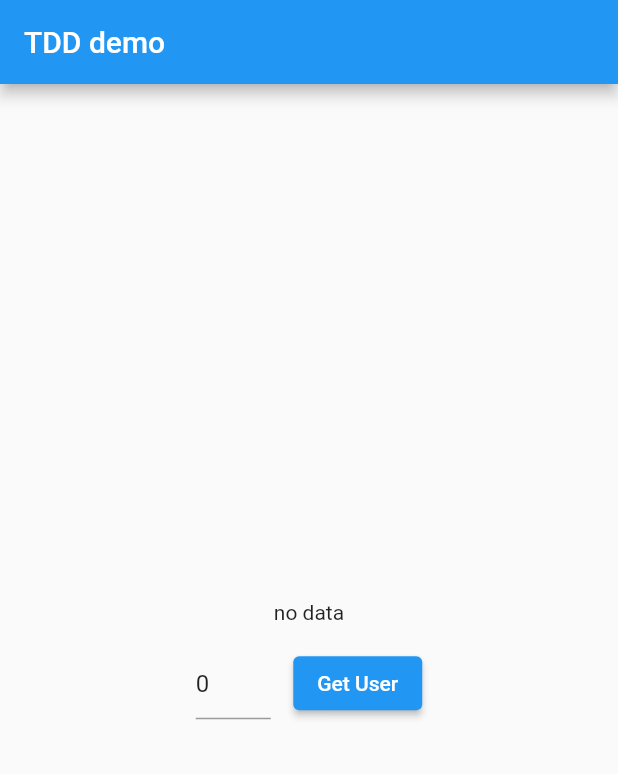
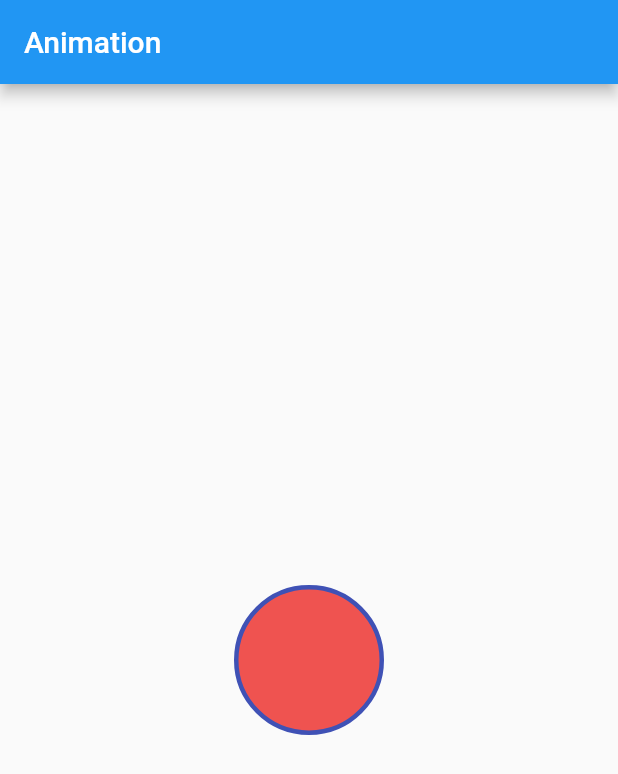
Before and after one commit to Zhorenty/articles, a Flutter app: the screen it shows after launch, on a phone screen of 412 x 824 dp. Shown: the top 774 px of the screen. Run offline on Flutter 3.47's test engine with Material 2 defaults, Android fonts, the phone set to English and light mode, and no system bars.

Commit message:
phased_animation

```diff
--- a/lib/api/user_local.dart
+++ /dev/null
@@ -1,9 +0,0 @@
-import 'package:new_udemy_course/models/user.dart';
-import '../repo_interface/i_user_repo.dart';
-
-class LocalUserRepository implements IUserRepository {
-  @override
-  Future<User?> getUser(int id) async {
-    return User(id: id);
-  }
-}
--- a/lib/api/user_remote.dart
+++ /dev/null
@@ -1,31 +0,0 @@
-import 'package:dio/dio.dart';
-import 'package:new_udemy_course/models/user.dart';
-import 'package:new_udemy_course/repo_interface/i_user_repo.dart';
-// import 'package:tdd_example/repository_interface/i_user_repository.dart';
-
-class UserRemoteRepository implements IUserRepository {
-  late Dio dio;
-
-  UserRemoteRepository({Dio? dio}) {
-    this.dio = dio ?? Dio();
-  }
-
-  @override
-  Future<User?> getUser(int id) async {
-    try {
-      var response = await dio.get('https://reqres.in/api/users/$id');
-      if (response.statusCode == 200) {
-        return User(
-          id: response.data['data']['id'],
-          name: response.data['data']['first_name'] +
-              ' ' +
-              response.data['data']['last_name'],
-        );
-      } else {
-        return null;
-      }
-    } catch (e) {
-      return null;
-    }
-  }
-}
--- a/lib/main.dart
+++ b/lib/main.dart
@@ -1,5 +1,5 @@
 import 'package:flutter/material.dart';
-import 'package:new_udemy_course/page/user_page.dart';
+import 'package:new_udemy_course/pages/animation_page.dart';
 
 void main() {
   runApp(const MyApp());
@@ -11,7 +11,7 @@ class MyApp extends StatelessWidget {
   @override
   Widget build(BuildContext context) {
     return const MaterialApp(
-      home: UserPage(),
+      home: AnimationPage(),
     );
   }
 }
--- a/lib/models/user.dart
+++ /dev/null
@@ -1,52 +0,0 @@
-import 'dart:convert';
-
-class User {
-  int id;
-  String name;
-  User({
-    this.id = 0,
-    this.name = 'No name',
-  });
-
-  User copyWith({
-    int? id,
-    String? name,
-  }) {
-    return User(
-      id: id ?? this.id,
-      name: name ?? this.name,
-    );
-  }
-
-  Map<String, dynamic> toMap() {
-    return <String, dynamic>{
-      'id': id,
-      'name': name,
-    };
-  }
-
-  factory User.fromMap(Map<String, dynamic> map) {
-    return User(
-      id: map['id'] as int,
-      name: map['name'] as String,
-    );
-  }
-
-  String toJson() => json.encode(toMap());
-
-  factory User.fromJson(String source) =>
-      User.fromMap(json.decode(source) as Map<String, dynamic>);
-
-  @override
-  String toString() => 'User(id: $id, name: $name)';
-
-  @override
-  bool operator ==(covariant User other) {
-    if (identical(this, other)) return true;
-
-    return other.id == id && other.name == name;
-  }
-
-  @override
-  int get hashCode => id.hashCode ^ name.hashCode;
-}
--- a/lib/page/user_page.dart
+++ /dev/null
@@ -1,59 +0,0 @@
-import 'package:flutter/material.dart';
-
-import '../api/user_remote.dart';
-import '../models/user.dart';
-
-class UserPage extends StatefulWidget {
-  const UserPage({Key? key}) : super(key: key);
-
-  @override
-  State<UserPage> createState() => _UserPageState();
-}
-
-class _UserPageState extends State<UserPage> {
-  TextEditingController controller = TextEditingController(text: '0');
-  User? user;
-
-  @override
-  Widget build(BuildContext context) {
-    return Scaffold(
-      appBar: AppBar(
-        title: const Text('TDD demo'),
-      ),
-      body: Center(
-        child: Column(
-          mainAxisAlignment: MainAxisAlignment.center,
-          children: [
-            user == null ? const Text('no data') : Text('ID: ${user!.id}'),
-            if (user != null) Text('Name: ${user!.name}'),
-            const SizedBox(
-              height: 15,
-            ),
-            Row(
-              mainAxisAlignment: MainAxisAlignment.center,
-              children: [
-                SizedBox(
-                  width: 50,
-                  child: TextField(
-                      controller: controller,
-                      keyboardType: TextInputType.number),
-                ),
-                const SizedBox(
-                  width: 15,
-                ),
-                ElevatedButton(
-                    onPressed: () async {
-                      user = await UserRemoteRepository()
-                          .getUser(int.tryParse(controller.text) ?? 0);
-
-                      setState(() {});
-                    },
-                    child: const Text('Get User')),
-              ],
-            )
-          ],
-        ),
-      ),
-    );
-  }
-}
--- /dev/null
+++ b/lib/pages/animation_page.dart
@@ -0,0 +1,19 @@
+import 'package:flutter/material.dart';
+
+import '../widgets/a_container.dart';
+
+class AnimationPage extends StatelessWidget {
+  const AnimationPage({super.key});
+
+  @override
+  Widget build(BuildContext context) {
+    return Scaffold(
+      appBar: AppBar(
+        title: const Text('Animation'),
+      ),
+      body: const Center(
+        child: AnimationWidget(),
+      ),
+    );
+  }
+}
--- a/lib/repo_interface/i_user_repo.dart
+++ /dev/null
@@ -1,5 +0,0 @@
-import '../models/user.dart';
-
-abstract class IUserRepository {
-  Future<User?> getUser(int id);
-}
--- /dev/null
+++ b/lib/widgets/a_container.dart
@@ -0,0 +1,120 @@
+import 'dart:developer';
+import 'dart:math' as Math;
+
+import 'package:flutter/material.dart';
+
+class AnimationWidget extends StatefulWidget {
+  const AnimationWidget({super.key});
+
+  @override
+  State<AnimationWidget> createState() => _AnimationWidgetState();
+}
+
+//указываем миксин
+class _AnimationWidgetState extends State<AnimationWidget>
+    with SingleTickerProviderStateMixin {
+  late AnimationController controller;
+  late Animation<double> rotation;
+  late Animation<double> opacity;
+  late Animation<double> moveDown;
+  late Animation<double> scale;
+  late Animation<BorderRadius?> borderRadius;
+  late Animation<Color?> colorContainer;
+
+  @override
+  void initState() {
+    //так как наш animation widget уже имеет примесь SingleTicket, то можно просто писать this
+    controller = AnimationController(
+        vsync: this, duration: const Duration(milliseconds: 4000));
+    rotation = Tween(begin: 0.0, end: 3.0 * Math.pi).animate(
+      CurvedAnimation(
+        parent: controller,
+        curve: Curves.bounceIn,
+      ),
+    );
+    opacity = Tween(begin: 0.0, end: 1.0).animate(controller);
+    moveDown = Tween(begin: 0.0, end: 200.0).animate(controller);
+    scale = Tween(begin: 0.0, end: 1.0).animate(controller);
+
+    borderRadius = BorderRadiusTween(
+            begin: BorderRadius.circular(4), end: BorderRadius.circular(75))
+        .animate(
+      CurvedAnimation(
+        parent: controller,
+        curve: const Interval(
+          0.375,
+          0.500,
+          curve: Curves.ease,
+        ),
+      ),
+    );
+    colorContainer =
+        ColorTween(begin: Colors.indigo[100], end: Colors.red[400]).animate(
+      CurvedAnimation(
+        parent: controller,
+        curve: const Interval(
+          0.500,
+          0.750,
+          curve: Curves.ease,
+        ),
+      ),
+    );
+
+    controller.addListener(() {
+      log('Status: ${controller.status}');
+      if (controller.status == AnimationStatus.completed) {
+        controller.reset();
+        // } else if (controller.status == AnimationStatus.dismissed) {
+        //   controller.forward();
+      }
+    });
+    super.initState();
+  }
+
+  @override
+  void dispose() {
+    controller.dispose();
+    super.dispose();
+  }
+
+  @override
+  Widget build(BuildContext context) {
+    controller.repeat();
+
+    return AnimatedBuilder(
+      animation: controller,
+      builder: (context, child) {
+        return Container(
+          height: 100,
+          width: 100,
+          decoration: BoxDecoration(
+            color: colorContainer.value,
+            border: Border.all(color: Colors.indigo, width: 3),
+            borderRadius: borderRadius.value,
+          ),
+        );
+        // print(rotation.status);
+        // print(opacity.status);
+        // return Transform.scale(
+        //   scale: scale.value,
+        //   child: Transform.translate(
+        //     offset: Offset(0.0, moveDown.value),
+        //     child: Transform.rotate(
+        //       angle: rotation.value,
+        //       child: Opacity(
+        //         opacity: opacity.value,
+        //         child: Container(
+        //           height: 100,
+        //           width: 100,
+        //           decoration: BoxDecoration(
+        //               color: colorContainer.value,
+        //               borderRadius: borderRadius.value),
+        //         ),
+        //       ),
+        //     ),
+        //   ),
+        // );
+      },
+    );
+  }
+}
--- a/pubspec.yaml
+++ b/pubspec.yaml
@@ -53,7 +53,7 @@ dependencies:
   # freezed: ^2.3.2
   hydrated_bloc: ^8.0.0
   pull_to_refresh: ^2.0.0
-  # mocktail: ^0.3.0
+  mocktail: ^0.3.0
   dio: ^4.0.6
 
 
@@ -62,7 +62,8 @@ dev_dependencies:
     sdk: flutter
   integration_test:
     sdk: flutter
-  mocktail:
+  # build_runner: ^2.3.3
+  # mocktail:
 
 
   # The "flutter_lints" package below contains a set of recommended lints to
```
Also changed, not shown: pubspec.lock, 4 other files.
